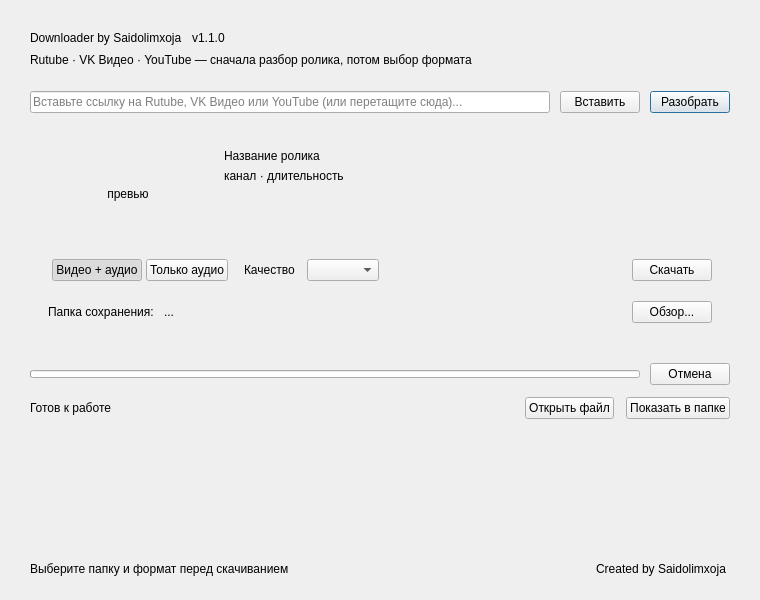
Qt form mainwindow.ui (Saidolimxoja/portable-video-audio-downloader) before a commit.
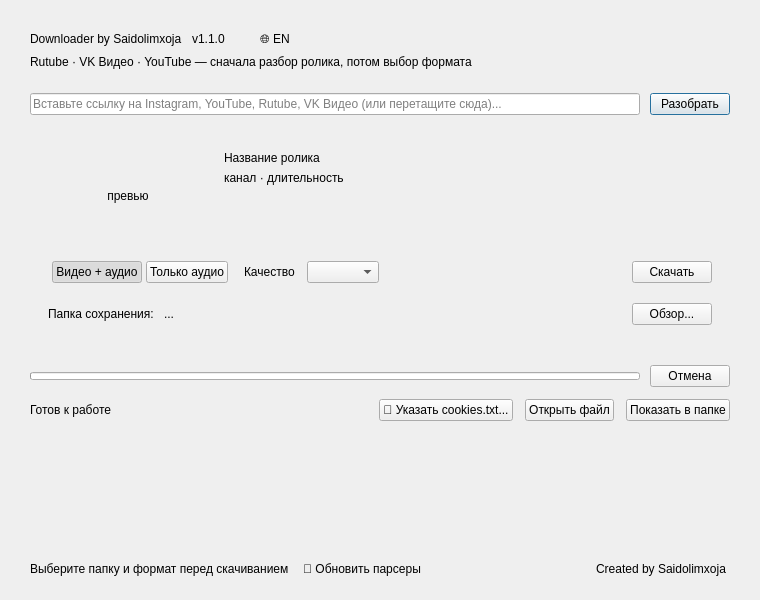
The same form after that commit.

Commit message: feat: add language selection, cookie support, and engine update functionality with internationalization and Windows resource versioning

```diff
--- a/mainwindow.ui
+++ b/mainwindow.ui
@@ -41,6 +41,13 @@
         <property name="text"><string>v1.1.0</string></property>
        </widget>
       </item>
+      <item>
+       <widget class="QPushButton" name="languageButton">
+        <property name="cursor"><cursorShape>PointingHandCursor</cursorShape></property>
+        <property name="text"><string>🌐 EN</string></property>
+        <property name="flat"><bool>true</bool></property>
+       </widget>
+      </item>
       <item>
        <spacer name="headerSpacer">
         <property name="orientation"><enum>Qt::Horizontal</enum></property>
@@ -79,13 +86,7 @@
       <item>
        <widget class="QLineEdit" name="urlLineEdit">
         <property name="clearButtonEnabled"><bool>true</bool></property>
-        <property name="placeholderText"><string>Вставьте ссылку на Rutube, VK Видео или YouTube (или перетащите сюда)...</string></property>
-       </widget>
-      </item>
-      <item>
-       <widget class="QPushButton" name="pasteButton">
-        <property name="cursor"><cursorShape>PointingHandCursor</cursorShape></property>
-        <property name="text"><string>Вставить</string></property>
+        <property name="placeholderText"><string>Вставьте ссылку на Instagram, YouTube, Rutube, VK Видео (или перетащите сюда)...</string></property>
        </widget>
       </item>
       <item>
@@ -303,6 +304,13 @@
         <property name="sizeHint" stdset="0"><size><width>20</width><height>20</height></size></property>
        </spacer>
       </item>
+      <item>
+       <widget class="QPushButton" name="cookiesButton">
+        <property name="cursor"><cursorShape>PointingHandCursor</cursorShape></property>
+        <property name="text"><string>🍪 Указать cookies.txt...</string></property>
+        <property name="visible"><bool>false</bool></property>
+       </widget>
+      </item>
       <item>
        <widget class="QPushButton" name="openFileButton">
         <property name="cursor"><cursorShape>PointingHandCursor</cursorShape></property>
@@ -336,6 +344,13 @@
         <property name="text"><string>Выберите папку и формат перед скачиванием</string></property>
        </widget>
       </item>
+      <item>
+       <widget class="QPushButton" name="updateEngineButton">
+        <property name="cursor"><cursorShape>PointingHandCursor</cursorShape></property>
+        <property name="text"><string>🔄 Обновить парсеры</string></property>
+        <property name="flat"><bool>true</bool></property>
+       </widget>
+      </item>
       <item>
        <spacer name="footerSpacer">
         <property name="orientation"><enum>Qt::Horizontal</enum></property>
```
Left out of the diff: 1 changed line with no effect on the pictures. The commit also changes 9 other files.
